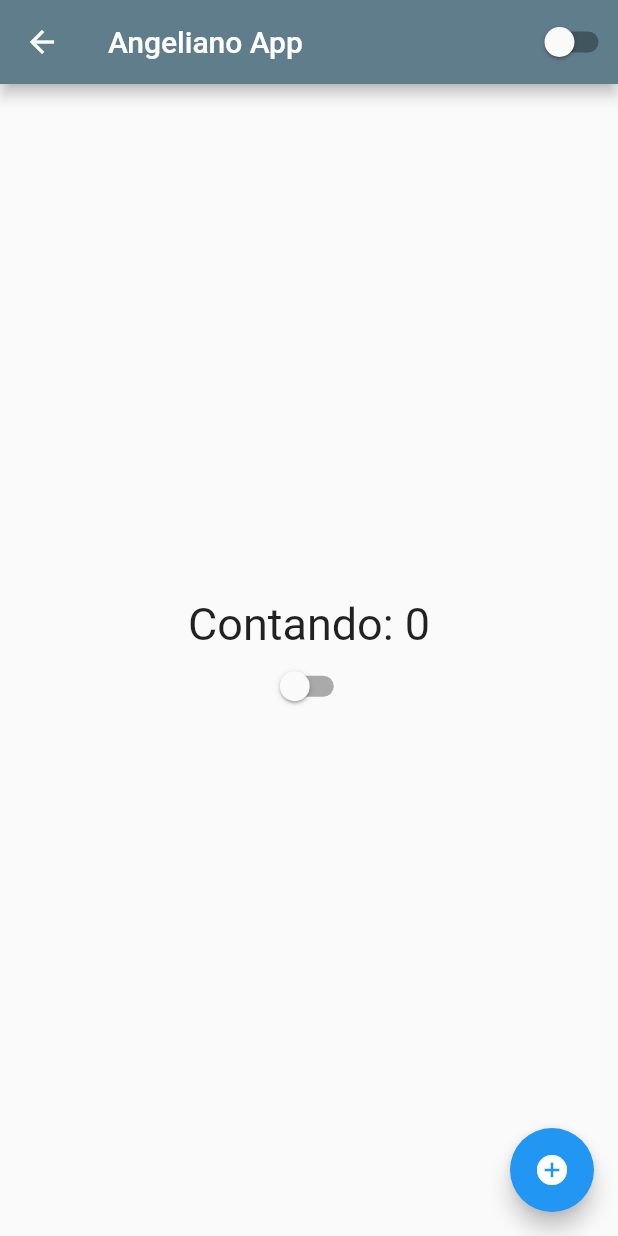
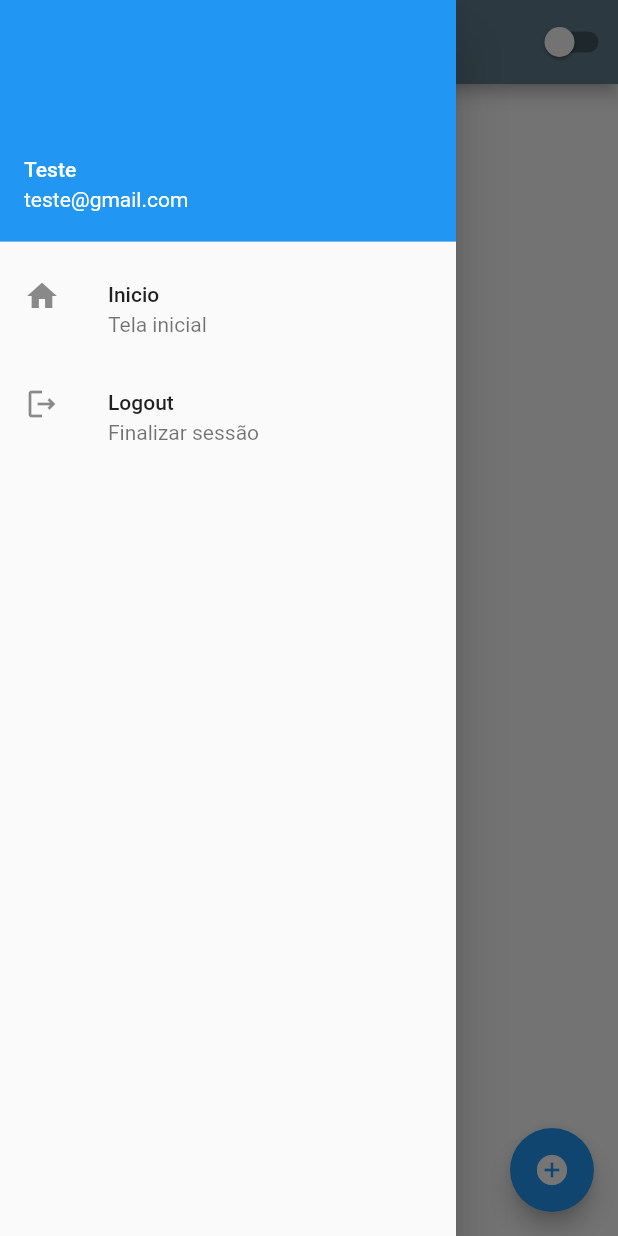
Before and after one commit to angelianosousa/study-flutter, a Flutter app: the HomePage screen opened by its route, with the side drawer open (before the commit the screen has no drawer), on a phone screen of 412 x 824 dp. Run offline on Flutter 3.47's test engine with Material 2 defaults, Android fonts, the phone set to English and light mode, and no system bars.

Commit message:
Finalizado a primeira etapa da tela de login e adicionado um drawer na home page

```diff
--- a/lib/home_page.dart
+++ b/lib/home_page.dart
@@ -15,12 +15,40 @@ class HomePageState extends State<HomePage> {
   @override
   Widget build(BuildContext context) {
     return Scaffold(
+      drawer: Drawer(
+        child: Column(
+          children: [
+            // UserAccountsDrawerHeader(accountName: accountName, accountEmail: accountEmail)
+            UserAccountsDrawerHeader(
+              accountName: Text('Teste'),
+              accountEmail: Text('teste@gmail.com'),
+            ),
+            ListTile(
+              leading: Icon(Icons.home),
+              title: Text('Inicio'),
+              subtitle: Text('Tela inicial'),
+              onTap: () {
+                Navigator.of(context).pushReplacementNamed('/home');
+              },
+            ),
+            ListTile(
+              leading: Icon(Icons.logout_outlined),
+              title: Text('Logout'),
+              subtitle: Text('Finalizar sessão'),
+              onTap: () {
+                Navigator.of(context).pushReplacementNamed('/');
+              },
+            )
+          ],
+        ),
+      ),
       appBar: AppBar(
-          title: Text('Angeliano App'),
-          backgroundColor: Colors.blueGrey,
-          actions: [
-            SwitchThemeApp(),
-          ]),
+        title: Text('Angeliano App'),
+        backgroundColor: Colors.blueGrey,
+        actions: [
+          SwitchThemeApp(),
+        ],
+      ),
       body: Container(
         width: double.infinity,
         height: double.infinity,
--- a/pubspec.yaml
+++ b/pubspec.yaml
@@ -60,6 +60,7 @@ flutter:
   # To add assets to your application, add an assets section, like this:
   assets:
     - assets/images/image.jpg
+    - assets/images/logo.png
     - assets/images/background.jpg
 
   # An image asset can refer to one or more resolution-specific "variants", see
```
Also changed, not shown: lib/login_page.dart (+89 -2 lines), assets/images/background.jpg, assets/images/logo.png (added).
